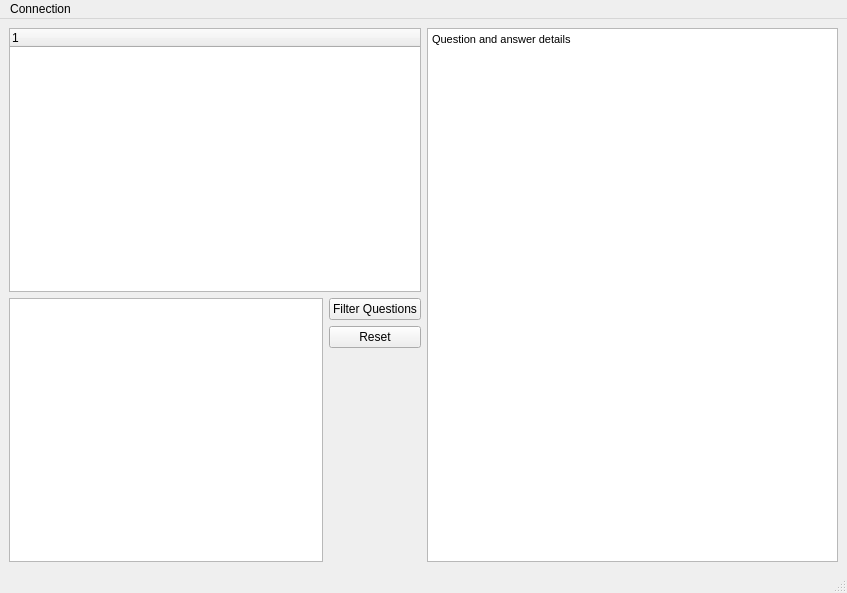
This is mainwindow.ui in EricsG95/QT-FAQ-Tools as Qt 5 draws it before an edit. The edited form follows.
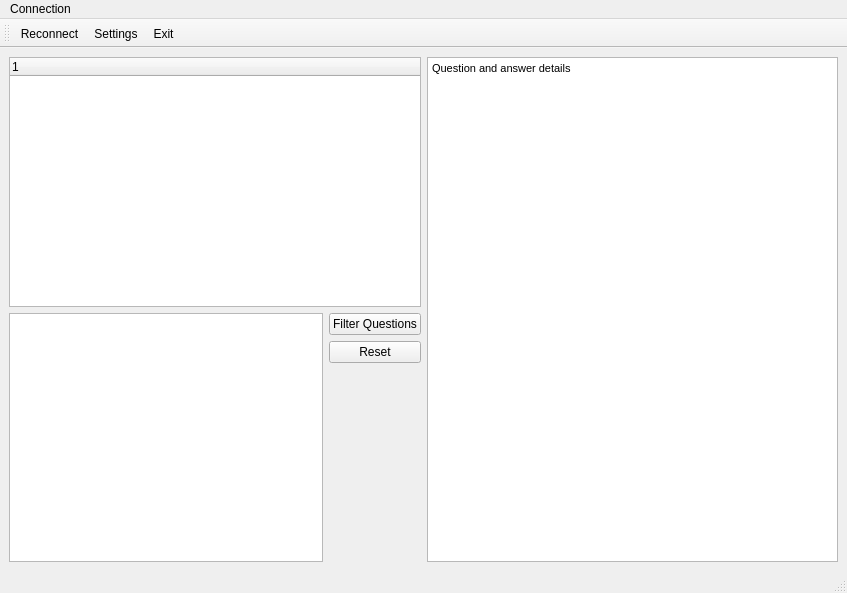
This is the edited form. Icons and pictures are not drawn.

Commit message: Add tool bar and resources to the app

```diff
--- a/mainwindow.ui
+++ b/mainwindow.ui
@@ -103,6 +103,20 @@
    <addaction name="menuConnection"/>
   </widget>
   <widget class="QStatusBar" name="statusbar"/>
+  <widget class="QToolBar" name="toolBar">
+   <property name="windowTitle">
+    <string>toolBar</string>
+   </property>
+   <attribute name="toolBarArea">
+    <enum>TopToolBarArea</enum>
+   </attribute>
+   <attribute name="toolBarBreak">
+    <bool>false</bool>
+   </attribute>
+   <addaction name="actionReconnect"/>
+   <addaction name="actionSettings"/>
+   <addaction name="actionExit"/>
+  </widget>
   <action name="actionSettings">
    <property name="text">
     <string>Settings</string>
```
Left out of the diff: 16 changed lines with no effect on the pictures. The commit also changes 5 other files.
